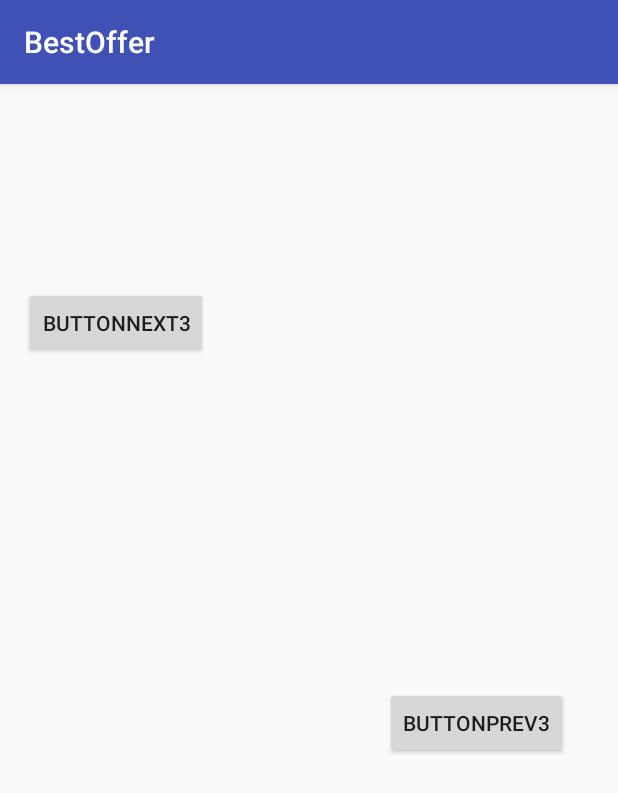
After one commit to panosma/texnologialogismikou, an Android app: the Result_list screen opened directly, with no data from a screen before it, on a phone screen of 412 x 824 dp. The commit adds this screen. Shown: the top 793 px of the screen. Run offline under Robolectric (Android 15) with nearby library versions, the phone set to English and light mode, and no system bars.

Commit message:
add activities

```diff
--- a/App/BestOffer/app/src/main/AndroidManifest.xml
+++ b/App/BestOffer/app/src/main/AndroidManifest.xml
@@ -37,7 +37,11 @@
 
         <activity
             android:name=".Home_screen"
-            android:label="@string/title_activity_home_screen"></activity>
+            android:label="@string/title_activity_home_screen" />
+        <activity android:name=".Result_list" />
+        <activity android:name=".Shop_info" />
+        <activity android:name=".Shop_adding" />
+        <activity android:name=".Favorites"></activity>
     </application>
 
 </manifest>
--- /dev/null
+++ b/App/BestOffer/app/src/main/java/com/bestoffer/tl/bestoffer/Result_list.java
@@ -0,0 +1,40 @@
+package com.bestoffer.tl.bestoffer;
+
+import android.content.Intent;
+import android.support.v7.app.AppCompatActivity;
+import android.os.Bundle;
+import android.view.View;
+import android.widget.Button;
+
+public class Result_list extends AppCompatActivity {
+
+    Button mButtonnext3;
+    Button mButtonprev3;
+
+    @Override
+    protected void onCreate(Bundle savedInstanceState) {
+        super.onCreate(savedInstanceState);
+        setContentView(R.layout.activity_result_list);
+        mButtonnext3 = (Button) findViewById(R.id.buttonnext3);
+        mButtonprev3 = (Button) findViewById(R.id.buttonprev3);
+    }
+
+    @Override
+    public void onStart() {
+        super.onStart();
+
+        mButtonnext3.setOnClickListener(new View.OnClickListener() {
+            @Override
+            public void onClick(View view) {
+                startActivity(new Intent(Result_list.this, Shop_info.class));
+            }
+        });
+
+        mButtonprev3.setOnClickListener(new View.OnClickListener() {
+            @Override
+            public void onClick(View view) {
+                startActivity(new Intent(Result_list.this, Home_screen.class));
+            }
+        });
+    }
+}
--- /dev/null
+++ b/App/BestOffer/app/src/main/res/layout/activity_result_list.xml
@@ -0,0 +1,34 @@
+<?xml version="1.0" encoding="utf-8"?>
+<android.support.constraint.ConstraintLayout xmlns:android="http://schemas.android.com/apk/res/android"
+    xmlns:app="http://schemas.android.com/apk/res-auto"
+    xmlns:tools="http://schemas.android.com/tools"
+    android:layout_width="match_parent"
+    android:layout_height="match_parent"
+    tools:context="com.bestoffer.tl.bestoffer.Result_list">
+
+    <Button
+        android:id="@+id/buttonnext3"
+        android:layout_width="wrap_content"
+        android:layout_height="wrap_content"
+        android:text="Buttonnext3"
+        tools:layout_constraintTop_creator="1"
+        android:layout_marginStart="16dp"
+        android:layout_marginTop="135dp"
+        tools:layout_constraintLeft_creator="1"
+        app:layout_constraintLeft_toLeftOf="parent"
+        app:layout_constraintTop_toTopOf="parent"
+        android:layout_marginLeft="16dp" />
+
+    <Button
+        android:id="@+id/buttonprev3"
+        android:layout_width="wrap_content"
+        android:layout_height="wrap_content"
+        android:layout_marginBottom="318dp"
+        android:layout_marginEnd="33dp"
+        android:text="Buttonprev3"
+        app:layout_constraintBottom_toBottomOf="parent"
+        app:layout_constraintRight_toRightOf="parent"
+        tools:layout_constraintBottom_creator="1"
+        tools:layout_constraintRight_creator="1"
+        android:layout_marginRight="33dp" />
+</android.support.constraint.ConstraintLayout>
```
Also changed, not shown: App/BestOffer/app/src/main/java/com/bestoffer/tl/bestoffer/Favorites.java (added, +31 -0 lines), App/BestOffer/app/src/main/java/com/bestoffer/tl/bestoffer/Home_screen.java (+26 -1 lines), App/BestOffer/app/src/main/java/com/bestoffer/tl/bestoffer/Shop_adding.java (added, +41 -0 lines), App/BestOffer/app/src/main/java/com/bestoffer/tl/bestoffer/Shop_info.java (added, +42 -0 lines), App/BestOffer/app/src/main/res/layout/activity_favorites.xml (added, +21 -0 lines), App/BestOffer/app/src/main/res/layout/activity_home_screen.xml (+16 -1 lines), App/BestOffer/app/src/main/res/layout/activity_shop_adding.xml (added, +34 -0 lines), App/BestOffer/app/src/main/res/layout/activity_shop_info.xml (added, +34 -0 lines), App/BestOffer/app/src/main/res/layout/activity_welcome_screen.xml (+7 -2 lines).
